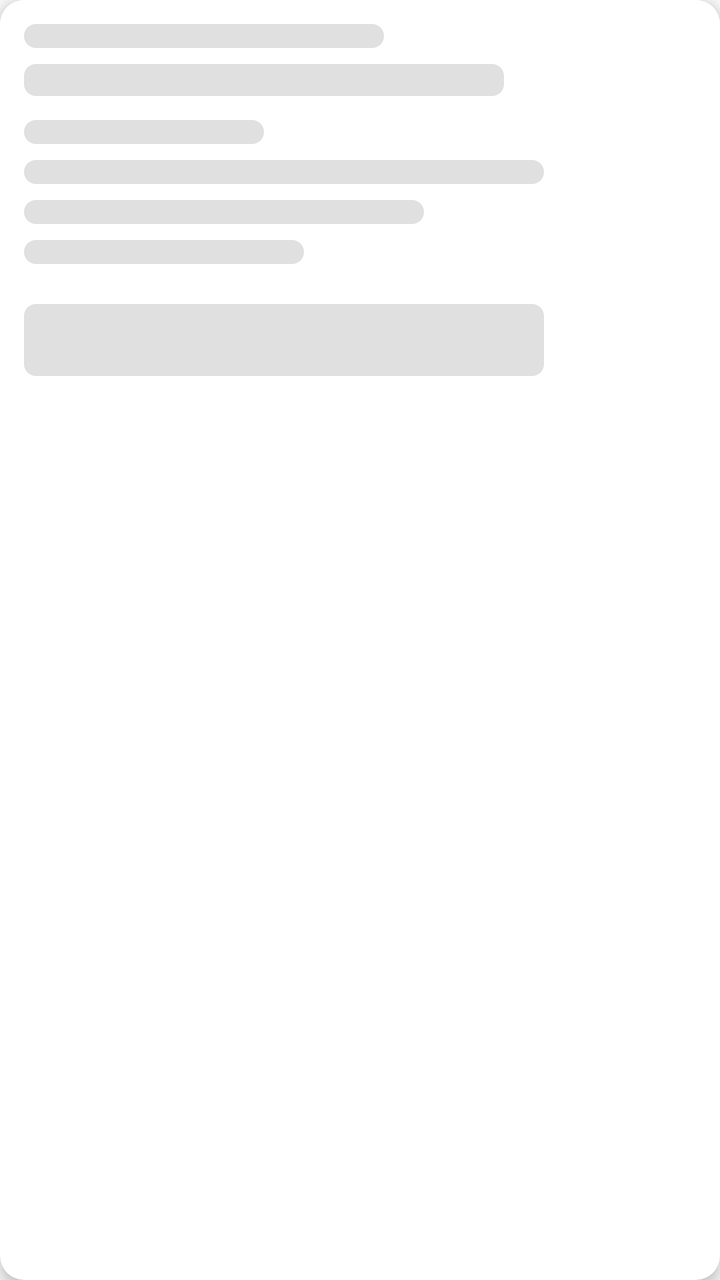
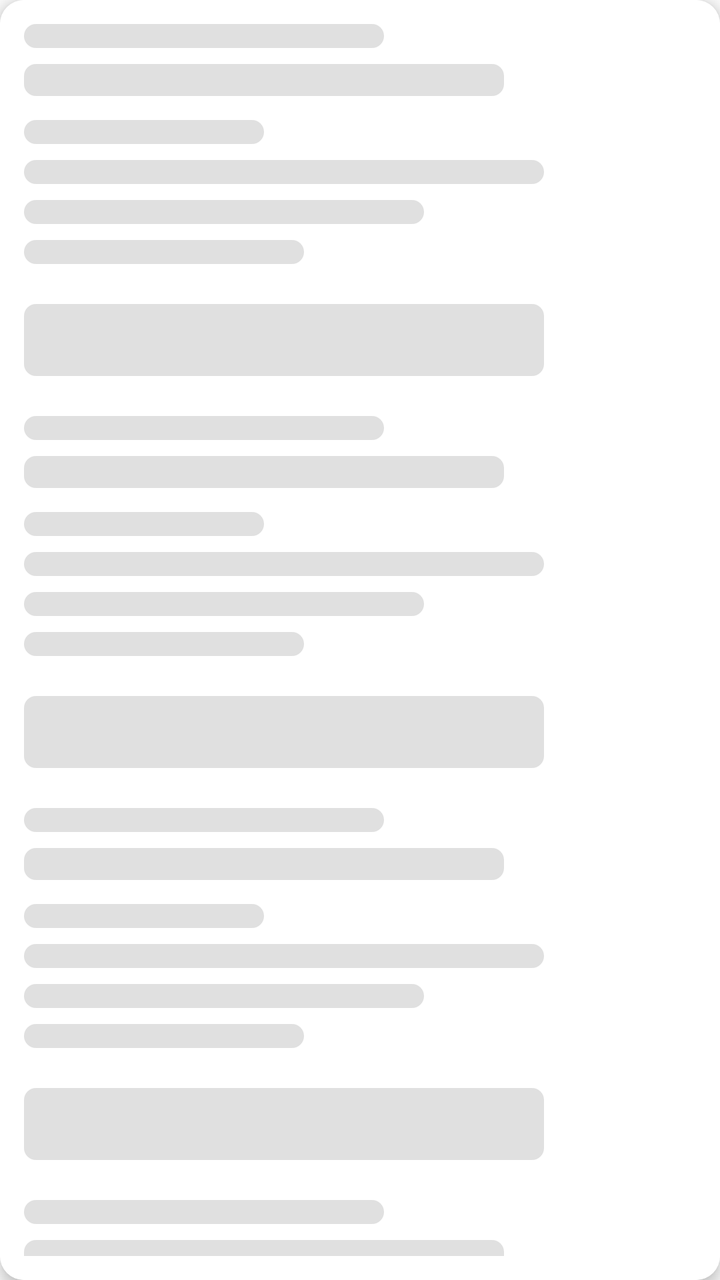

Screens rendered from an Android XML layout before and after an edit, with the pre-edit source and the edit as a unified diff.
<!-- AndroidManifest.xml: application theme Theme.Seekshakcom -->
<!-- res/layout/item_post_shimmer.xml -->
<?xml version="1.0" encoding="utf-8"?>
<androidx.cardview.widget.CardView
    xmlns:android="http://schemas.android.com/apk/res/android"
    xmlns:app="http://schemas.android.com/apk/res-auto"
    android:layout_width="match_parent"
    android:layout_height="wrap_content"
    android:layout_marginBottom="12dp"
    app:cardCornerRadius="12dp"
    app:cardElevation="4dp">

    <LinearLayout
        android:layout_width="match_parent"
        android:layout_height="wrap_content"
        android:background="@color/white"
        android:orientation="vertical"
        android:padding="12dp">

        
        <View
            android:layout_width="180dp"
            android:layout_height="12dp"
            android:layout_marginBottom="8dp"
            android:background="@drawable/shimmer_placeholder_bg" />

        <View
            android:layout_width="240dp"
            android:layout_height="16dp"
            android:layout_marginBottom="12dp"
            android:background="@drawable/shimmer_placeholder_bg" />

        <View
            android:layout_width="120dp"
            android:layout_height="12dp"
            android:layout_marginBottom="8dp"
            android:background="@drawable/shimmer_placeholder_bg" />

        <View
            android:layout_width="260dp"
            android:layout_height="12dp"
            android:layout_marginBottom="8dp"
            android:background="@drawable/shimmer_placeholder_bg" />

        <View
            android:layout_width="200dp"
            android:layout_height="12dp"
            android:layout_marginBottom="8dp"
            android:background="@drawable/shimmer_placeholder_bg" />

        <View
            android:layout_width="140dp"
            android:layout_height="12dp"
            android:layout_marginBottom="8dp"
            android:background="@drawable/shimmer_placeholder_bg" />

        <View
            android:layout_width="260dp"
            android:layout_height="36dp"
            android:layout_marginTop="12dp"
            android:background="@drawable/shimmer_placeholder_bg" />

    </LinearLayout>
</androidx.cardview.widget.CardView>
<!-- resources referenced by this layout -->
<resources>
  <color name="white">#FFFFFFFF</color>
  <!-- drawable shimmer_placeholder_bg (drawable) -->
  <shape xmlns:android="http://schemas.android.com/apk/res/android"
      android:shape="rectangle">
      <corners android:radius="6dp" />
      <solid android:color="#E0E0E0" />
  </shape>
  <style name="Theme.Seekshakcom" parent="Theme.AppCompat.Light.NoActionBar">
          
          <item name="colorPrimary">@color/black</item>
          <item name="colorPrimaryDark">@color/purple_700</item>
          <item name="colorAccent">@color/teal_200</item>
  
      </style>
  <color name="black">#FF000000</color>
  <color name="purple_700">#FF3700B3</color>
  <color name="teal_200">#FF03DAC5</color>
</resources>

<!-- the commit's change to res/layout/item_post_shimmer.xml (unified diff, before → after) -->
@@ -58,5 +58,138 @@
             android:layout_marginTop="12dp"
             android:background="@drawable/shimmer_placeholder_bg" />
 
+        
+        <View
+            android:layout_width="180dp"
+            android:layout_height="12dp"
+            android:layout_marginBottom="8dp"
+            android:layout_marginTop="20dp"
+            android:background="@drawable/shimmer_placeholder_bg" />
+
+        <View
+            android:layout_width="240dp"
+            android:layout_height="16dp"
+            android:layout_marginBottom="12dp"
+            android:background="@drawable/shimmer_placeholder_bg" />
+
+        <View
+            android:layout_width="120dp"
+            android:layout_height="12dp"
+            android:layout_marginBottom="8dp"
+            android:background="@drawable/shimmer_placeholder_bg" />
+
+        <View
+            android:layout_width="260dp"
+            android:layout_height="12dp"
+            android:layout_marginBottom="8dp"
+            android:background="@drawable/shimmer_placeholder_bg" />
+
+        <View
+            android:layout_width="200dp"
+            android:layout_height="12dp"
+            android:layout_marginBottom="8dp"
+            android:background="@drawable/shimmer_placeholder_bg" />
+
+        <View
+            android:layout_width="140dp"
+            android:layout_height="12dp"
+            android:layout_marginBottom="8dp"
+            android:background="@drawable/shimmer_placeholder_bg" />
+
+        <View
+            android:layout_width="260dp"
+            android:layout_height="36dp"
+            android:layout_marginTop="12dp"
+            android:background="@drawable/shimmer_placeholder_bg" />
+
+        
+        <View
+            android:layout_width="180dp"
+            android:layout_height="12dp"
+            android:layout_marginBottom="8dp"
+            android:layout_marginTop="20dp"
+            android:background="@drawable/shimmer_placeholder_bg" />
+
+        <View
+            android:layout_width="240dp"
+            android:layout_height="16dp"
+            android:layout_marginBottom="12dp"
+            android:background="@drawable/shimmer_placeholder_bg" />
+
+        <View
+            android:layout_width="120dp"
+            android:layout_height="12dp"
+            android:layout_marginBottom="8dp"
+            android:background="@drawable/shimmer_placeholder_bg" />
+
+        <View
+            android:layout_width="260dp"
+            android:layout_height="12dp"
+            android:layout_marginBottom="8dp"
+            android:background="@drawable/shimmer_placeholder_bg" />
+
+        <View
+            android:layout_width="200dp"
+            android:layout_height="12dp"
+            android:layout_marginBottom="8dp"
+            android:background="@drawable/shimmer_placeholder_bg" />
+
+        <View
+            android:layout_width="140dp"
+            android:layout_height="12dp"
+            android:layout_marginBottom="8dp"
+            android:background="@drawable/shimmer_placeholder_bg" />
+
+        <View
+            android:layout_width="260dp"
+            android:layout_height="36dp"
+            android:layout_marginTop="12dp"
+            android:background="@drawable/shimmer_placeholder_bg" />
+
+        
+        <View
+            android:layout_width="180dp"
+            android:layout_height="12dp"
+            android:layout_marginBottom="8dp"
+            android:layout_marginTop="20dp"
+            android:background="@drawable/shimmer_placeholder_bg" />
+
+        <View
+            android:layout_width="240dp"
+            android:layout_height="16dp"
+            android:layout_marginBottom="12dp"
+            android:background="@drawable/shimmer_placeholder_bg" />
+
+        <View
+            android:layout_width="120dp"
+            android:layout_height="12dp"
+            android:layout_marginBottom="8dp"
+            android:background="@drawable/shimmer_placeholder_bg" />
+
+        <View
+            android:layout_width="260dp"
+            android:layout_height="12dp"
+            android:layout_marginBottom="8dp"
+            android:background="@drawable/shimmer_placeholder_bg" />
+
+        <View
+            android:layout_width="200dp"
+            android:layout_height="12dp"
+            android:layout_marginBottom="8dp"
+            android:background="@drawable/shimmer_placeholder_bg" />
+
+        <View
+            android:layout_width="140dp"
+            android:layout_height="12dp"
+            android:layout_marginBottom="8dp"
+            android:background="@drawable/shimmer_placeholder_bg" />
+
+        <View
+            android:layout_width="260dp"
+            android:layout_height="36dp"
+            android:layout_marginTop="12dp"
+            android:background="@drawable/shimmer_placeholder_bg" />
+
     </LinearLayout>
+
 </androidx.cardview.widget.CardView>
